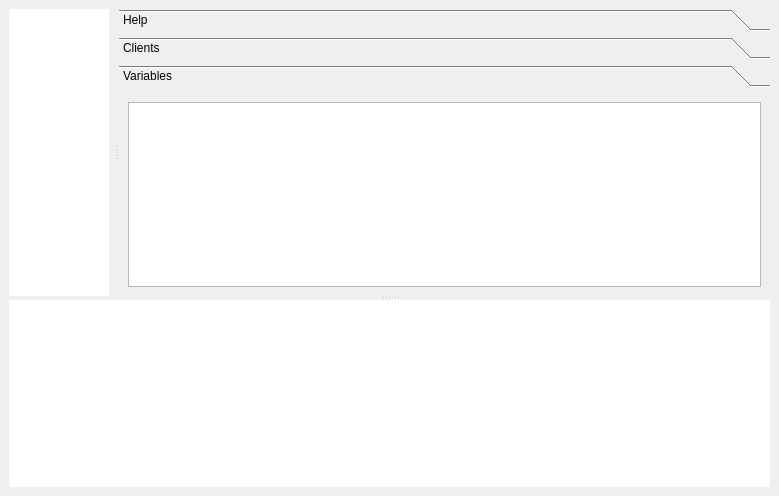
First picture: the form in pyobs_gui/qt/mainwindow.ui, repository pyobs/pyobs-gui, before the edit.
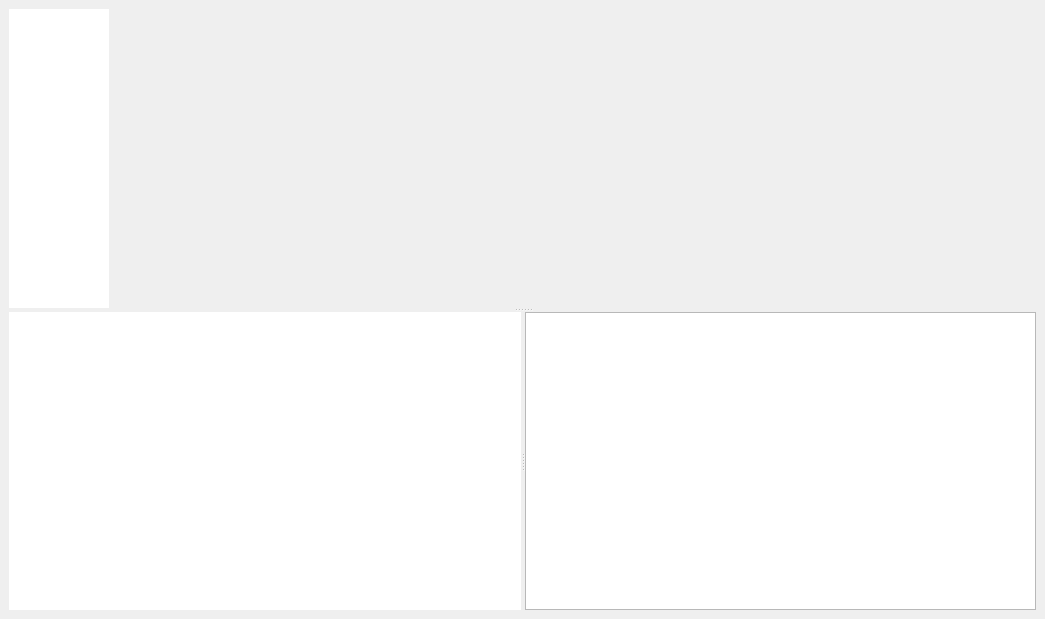
Second picture: the form after the edit. The open tabs and pages were chosen to show the change.

Commit message: removed sidebar, moved client list next to log

Diff of the .ui file:
```diff
--- a/pyobs_gui/qt/mainwindow.ui
+++ b/pyobs_gui/qt/mainwindow.ui
@@ -6,22 +6,22 @@
    <rect>
     <x>0</x>
     <y>0</y>
-    <width>779</width>
-    <height>496</height>
+    <width>1045</width>
+    <height>619</height>
    </rect>
   </property>
   <property name="windowTitle">
    <string>pytel supervisor</string>
   </property>
   <widget class="QWidget" name="centralwidget">
-   <layout class="QGridLayout" name="gridLayout">
-    <item row="0" column="0">
+   <layout class="QVBoxLayout" name="verticalLayout">
+    <item>
      <widget class="QSplitter" name="splitterLog">
       <property name="orientation">
        <enum>Qt::Vertical</enum>
       </property>
       <widget class="QWidget" name="">
-       <layout class="QHBoxLayout" name="horizontalLayout" stretch="0,1">
+       <layout class="QHBoxLayout" name="horizontalLayout">
         <item>
          <widget class="QListWidget" name="listPages">
           <property name="sizePolicy">
@@ -60,81 +60,14 @@
             <number>-1</number>
            </property>
           </widget>
-          <widget class="QToolBox" name="toolBox">
-           <property name="currentIndex">
-            <number>0</number>
-           </property>
-           <widget class="QWidget" name="pageHelp">
-            <attribute name="label">
-             <string>Help</string>
-            </attribute>
-            <layout class="QVBoxLayout" name="verticalLayout_2">
-             <item>
-              <widget class="QTextBrowser" name="textHelp"/>
-             </item>
-            </layout>
-           </widget>
-           <widget class="QWidget" name="pageClients">
-            <property name="geometry">
-             <rect>
-              <x>0</x>
-              <y>0</y>
-              <width>299</width>
-              <height>237</height>
-             </rect>
-            </property>
-            <attribute name="label">
-             <string>Clients</string>
-            </attribute>
-            <layout class="QVBoxLayout" name="verticalLayout">
-             <item>
-              <widget class="QListWidget" name="listClients">
-               <property name="sizePolicy">
-                <sizepolicy hsizetype="Expanding" vsizetype="Expanding">
-                 <horstretch>0</horstretch>
-                 <verstretch>0</verstretch>
-                </sizepolicy>
-               </property>
-               <property name="editTriggers">
-                <set>QAbstractItemView::NoEditTriggers</set>
-               </property>
-               <property name="selectionMode">
-                <enum>QAbstractItemView::NoSelection</enum>
-               </property>
-              </widget>
+         </widget>
              </item>
             </layout>
            </widget>
-           <widget class="QWidget" name="page_2">
-            <property name="geometry">
-             <rect>
-              <x>0</x>
-              <y>0</y>
-              <width>299</width>
-              <height>237</height>
-             </rect>
-            </property>
-            <attribute name="label">
-             <string>Variables</string>
-            </attribute>
-            <layout class="QVBoxLayout" name="verticalLayout_4">
-             <item>
-              <widget class="QTableWidget" name="tableVariables">
-               <attribute name="horizontalHeaderStretchLastSection">
-                <bool>true</bool>
-               </attribute>
-               <attribute name="verticalHeaderVisible">
-                <bool>false</bool>
-               </attribute>
-              </widget>
-             </item>
-            </layout>
-           </widget>
-          </widget>
-         </widget>
-        </item>
-       </layout>
-      </widget>
+      <widget class="QSplitter" name="splitterClients">
+       <property name="orientation">
+        <enum>Qt::Horizontal</enum>
+       </property>
       <widget class="QTableView" name="tableLog">
        <property name="frameShape">
         <enum>QFrame::NoFrame</enum>
@@ -169,6 +102,21 @@
        <attribute name="verticalHeaderMinimumSectionSize">
         <number>20</number>
        </attribute>
+       </widget>
+       <widget class="QListWidget" name="listClients">
+        <property name="sizePolicy">
+         <sizepolicy hsizetype="Expanding" vsizetype="Expanding">
+          <horstretch>0</horstretch>
+          <verstretch>0</verstretch>
+         </sizepolicy>
+        </property>
+        <property name="editTriggers">
+         <set>QAbstractItemView::NoEditTriggers</set>
+        </property>
+        <property name="selectionMode">
+         <enum>QAbstractItemView::NoSelection</enum>
+        </property>
+       </widget>
       </widget>
      </widget>
     </item>
```
Lines whose indentation alone changed are shown as unchanged. The commit also changes 5 other files.
